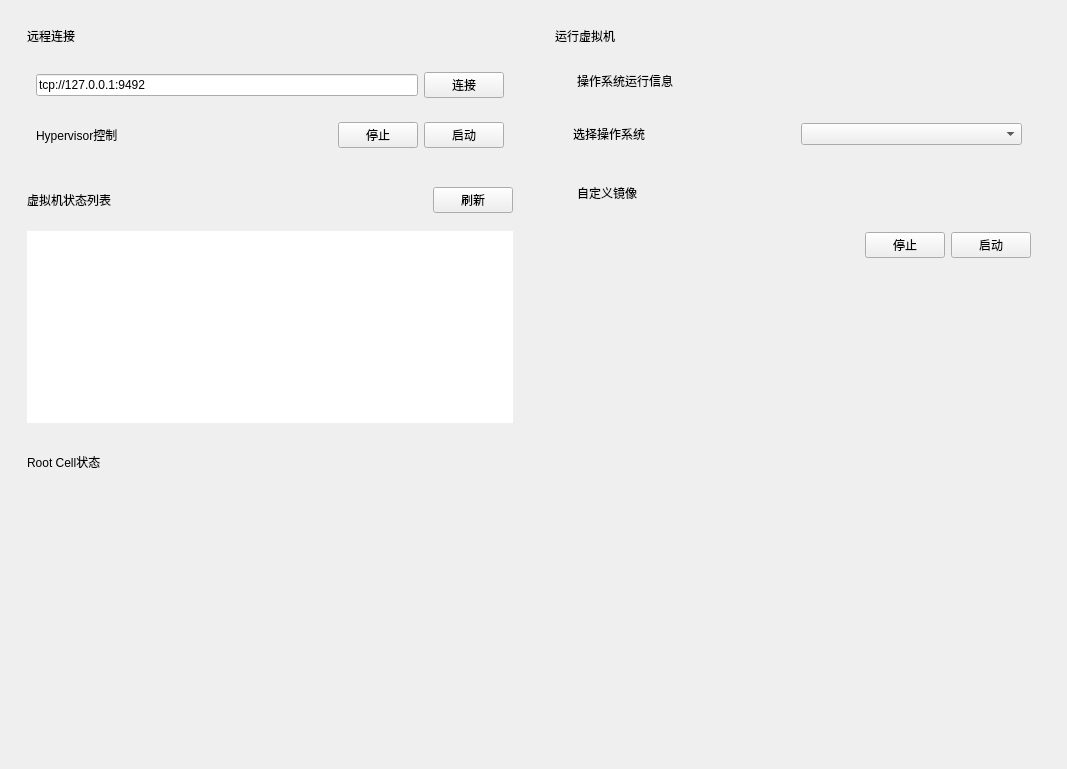
Above: forms/vm_manager.ui from openeuler-mirror/Jailhouse-gui before the change. Below: the same form after it.
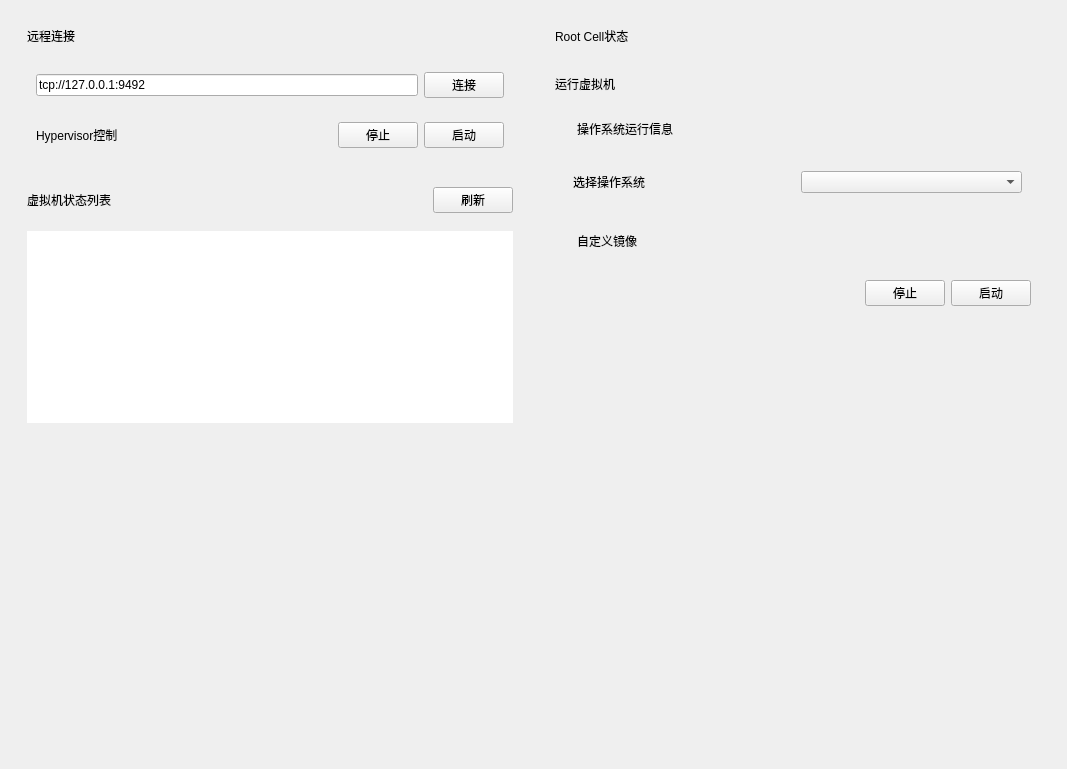
That is the form after the change.

Commit message:
Adjust Root Cell Position in VM Manager Page
This commit adjusts the layout of the Root Cell component in the VM Manager page, repositioning it from the bottom to the top-left corner for better accessibility and integration with other control elements. The change includes updating geometry settings, aligning with adjacent widgets, and ensuring proper spacing to maintain visual consistency with existing UI components.

What changed in the file:
```diff
--- a/forms/vm_manager.ui
+++ b/forms/vm_manager.ui
@@ -342,41 +342,6 @@
                 <property name="bottomMargin">
                  <number>0</number>
                 </property>
-                <item>
-                 <widget class="QFrame" name="frame_rootcell_title">
-                  <property name="frameShape">
-                   <enum>QFrame::NoFrame</enum>
-                  </property>
-                  <property name="frameShadow">
-                   <enum>QFrame::Raised</enum>
-                  </property>
-                  <layout class="QHBoxLayout" name="horizontalLayout_6">
-                   <item>
-                    <widget class="QLabel" name="label_3">
-                     <property name="text">
-                      <string>Root Cell状态</string>
-                     </property>
-                    </widget>
-                   </item>
-                  </layout>
-                 </widget>
-                </item>
-                <item>
-                 <widget class="QFrame" name="frame_rootcell_content">
-                  <property name="sizePolicy">
-                   <sizepolicy hsizetype="Minimum" vsizetype="Preferred">
-                    <horstretch>0</horstretch>
-                    <verstretch>0</verstretch>
-                   </sizepolicy>
-                  </property>
-                  <property name="frameShape">
-                   <enum>QFrame::NoFrame</enum>
-                  </property>
-                  <property name="frameShadow">
-                   <enum>QFrame::Raised</enum>
-                  </property>
-                 </widget>
-                </item>
                </layout>
               </widget>
              </item>
@@ -411,6 +376,41 @@
              <enum>QFrame::Raised</enum>
             </property>
             <layout class="QVBoxLayout" name="verticalLayout_5">
+             <item>
+              <widget class="QFrame" name="frame_rootcell_title">
+               <property name="frameShape">
+                <enum>QFrame::NoFrame</enum>
+               </property>
+               <property name="frameShadow">
+                <enum>QFrame::Raised</enum>
+               </property>
+               <layout class="QHBoxLayout" name="horizontalLayout_6">
+                <item>
+                 <widget class="QLabel" name="label_3">
+                  <property name="text">
+                   <string>Root Cell状态</string>
+                  </property>
+                 </widget>
+                </item>
+               </layout>
+              </widget>
+             </item>
+             <item>
+              <widget class="QFrame" name="frame_rootcell_content">
+               <property name="sizePolicy">
+                <sizepolicy hsizetype="Minimum" vsizetype="Preferred">
+                 <horstretch>0</horstretch>
+                 <verstretch>0</verstretch>
+                </sizepolicy>
+               </property>
+               <property name="frameShape">
+                <enum>QFrame::NoFrame</enum>
+               </property>
+               <property name="frameShadow">
+                <enum>QFrame::Raised</enum>
+               </property>
+              </widget>
+             </item>
              <item>
               <widget class="QFrame" name="frame_runcell">
                <property name="frameShape">
```
